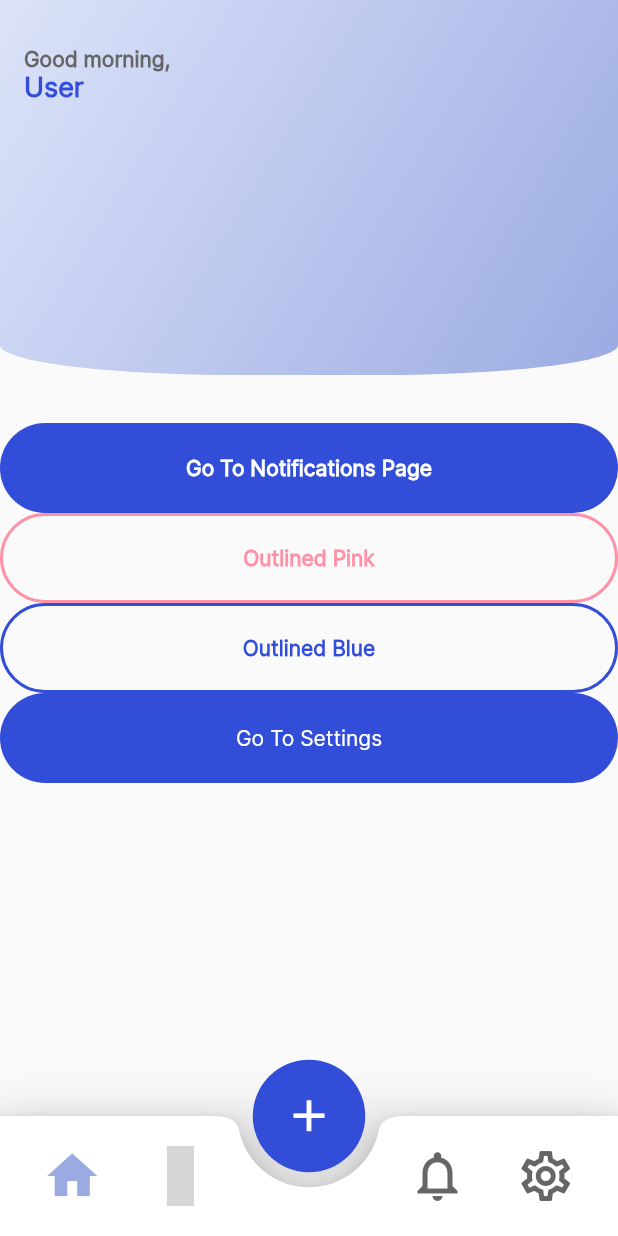
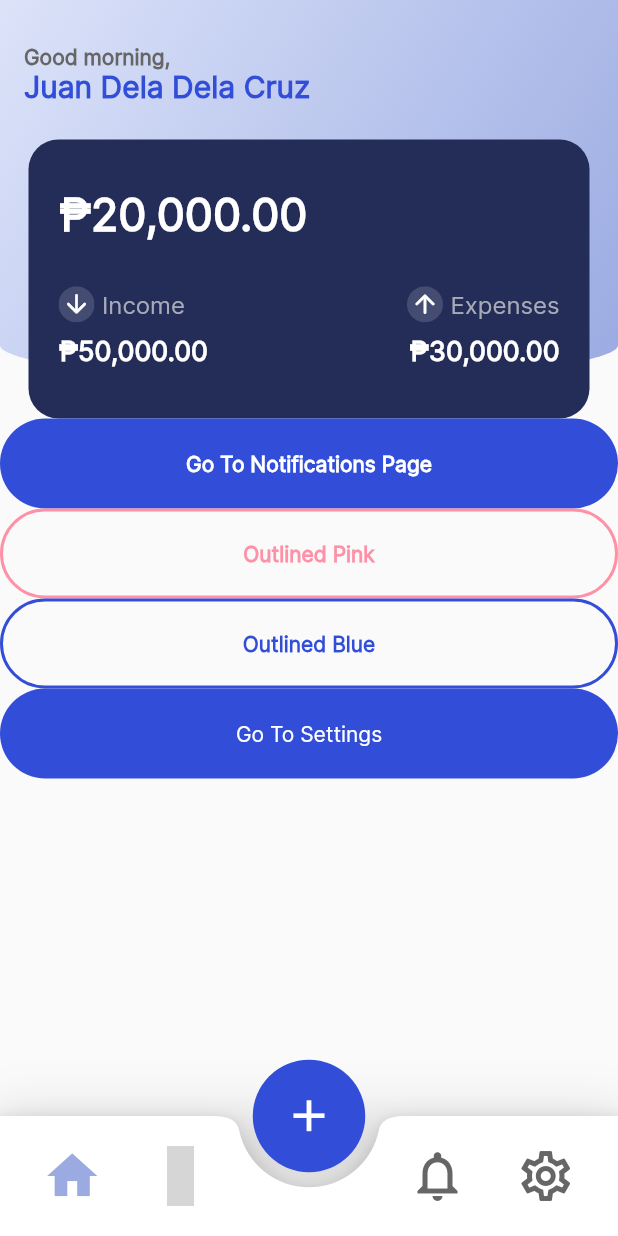
Before and after one commit to framgia/sph_flutter-capstone, a Flutter app: the screen it shows after launch, on a phone screen of 412 x 824 dp. Run offline on Flutter 3.47's test engine with Material 2 defaults, Android fonts, the phone set to English and light mode, and no system bars; our stand-ins replace auto_route, hooks_riverpod, material_design_icons_flutter; missing offline and left inert: sqfentity, sqfentity_gen; accounts and stored records are empty; statements that could not run were skipped; grey boxes are pictures that could not be loaded.

Commit message:
[Dashboard] Implement UI for the Greeting and Transactions Summary (resolved conflicts)

```diff
--- a/lib/consts/global_style.dart
+++ b/lib/consts/global_style.dart
@@ -6,7 +6,7 @@ class AppColor {
   static const Color secondary = Color(0xFF324ED9);
   static const Color lightGray = Color(0xFFA7ABB8);
   static const Color gray = Color(0xFF666666);
-  static const Color darkBlue = Color(0xFF3D3541);
+  static const Color darkBlue = Color(0xFF242D58);
   static const Color onyx = Color(0xFF242D58);
   static const Color red = Color(0xFFD93232);
   static const Color pink = Color(0xFFFE91A7);
@@ -82,5 +82,4 @@ ElevatedButtonThemeData elevatedButtonTheme = ElevatedButtonThemeData(
   shape: RoundedRectangleBorder(
     borderRadius: BorderRadius.circular(50),
   ),
-  )
-);
+));
--- a/lib/views/pages/account_settings.dart
+++ /dev/null
@@ -1,19 +0,0 @@
-import 'package:flutter/material.dart';
-import 'package:hooks_riverpod/hooks_riverpod.dart';
-import 'package:sun_flutter_capstone/state/session_provider.dart';
-import 'package:sun_flutter_capstone/utils/routing.dart';
-import 'package:sun_flutter_capstone/views/widgets/template.dart';
-
-class AccountSettingsPage extends HookConsumerWidget {
-  const AccountSettingsPage({Key? key}) : super(key: key);
-
-  @override
-  Widget build(BuildContext context, WidgetRef ref) {
-    return const Template(
-      appbarTitle: Text('Account Settings Page'),
-      content: Center(
-        child: Text('Sample Content'),
-      ),
-    );
-  }
-}
--- a/lib/views/pages/account_settings/account_settings.dart
+++ b/lib/views/pages/account_settings/account_settings.dart
@@ -16,7 +16,6 @@ class AccountSettings extends HookConsumerWidget {
 
   @override
   Widget build(BuildContext context, WidgetRef ref) {
-
     return Template(
         appbarTitle: Text(
           'Account Settings',
@@ -168,7 +167,6 @@ class AccountSettings extends HookConsumerWidget {
               ],
             ),
           ),
-        )
-    );
+        ));
   }
 }
--- a/lib/views/pages/dashboard.dart
+++ b/lib/views/pages/dashboard.dart
@@ -7,8 +7,28 @@ import 'package:sun_flutter_capstone/utils/routing.dart';
 import 'package:sun_flutter_capstone/views/widgets/buttons/filled_button_text.dart';
 import 'package:sun_flutter_capstone/views/widgets/buttons/outline_button_text.dart';
 import 'package:sun_flutter_capstone/views/widgets/template.dart';
+import 'package:sun_flutter_capstone/views/widgets/cards/transaction_summary.dart';
+
 class Dashboard extends HookConsumerWidget {
   const Dashboard({Key? key}) : super(key: key);
+
+  final String firstName = 'Juan Dela';
+  final String lastName = 'Dela Cruz';
+  final String currency = 'fil';
+  final double totalIncome = 50000;
+  final double totalExpenses = 30000;
+
+  String _greeting() {
+    var hour = DateTime.now().hour;
+    if (hour < 12) {
+      return 'Good morning,';
+    }
+    if (hour < 17) {
+      return 'Good afternoon,';
+    }
+    return 'Good evening,';
+  }
+
   @override
   Widget build(BuildContext context, WidgetRef ref) {
     final user = ref.watch(sessionProvider);
@@ -16,19 +36,27 @@ class Dashboard extends HookConsumerWidget {
       appbarTitle: Column(
         crossAxisAlignment: CrossAxisAlignment.start,
         children: [
-          const Text(
-            'Good morning,',
+          Text(
+            _greeting(),
             style: TextStyle(color: AppColor.gray, fontSize: 14),
           ),
-          Text(user.username),
+          Text(
+            '$firstName $lastName',
+            style: TextStyle(color: AppColor.secondary, fontSize: 20),
+          ),
         ],
       ),
       isTitleCenter: false,
       content: Container(
         alignment: Alignment.center,
         child: Column(
-          mainAxisAlignment: MainAxisAlignment.center,
           children: [
+            TransactionSummary(
+              totalBalance: totalIncome - totalExpenses,
+              totalIncome: totalIncome,
+              totalExpenses: totalExpenses,
+              currency: currency,
+            ),
             FilledButtonText(
               text: 'Go To Notifications Page',
               onPressed: () => {navigateTo(context, Routes.notifications)},
--- /dev/null
+++ b/lib/views/widgets/cards/transaction_summary.dart
@@ -0,0 +1,153 @@
+import 'package:flutter/material.dart';
+import 'package:intl/intl.dart';
+import 'package:sun_flutter_capstone/consts/global_style.dart';
+
+class TransactionSummary extends StatelessWidget {
+  final double totalBalance;
+  final double totalIncome;
+  final double totalExpenses;
+  final String currency;
+
+  const TransactionSummary({
+    Key? key,
+    required this.totalBalance,
+    required this.totalIncome,
+    required this.totalExpenses,
+    required this.currency,
+  }) : super(key: key);
+
+  String _amount(double amount) {
+    var format = NumberFormat.simpleCurrency(locale: currency).format(amount);
+    return format;
+  }
+
+  @override
+  Widget build(BuildContext context) {
+    return Container(
+      margin: const EdgeInsets.only(top: 33.0),
+      decoration: const BoxDecoration(
+        borderRadius: BorderRadius.all(
+            Radius.circular(20.0) //                 <--- border radius here
+            ),
+        color: AppColor.darkBlue,
+      ),
+      height: 186.0,
+      width: 374.0,
+      child: Container(
+        padding: const EdgeInsets.symmetric(
+          vertical: 32.12,
+          horizontal: 20,
+        ),
+        child: Column(
+          crossAxisAlignment: CrossAxisAlignment.start,
+          children: [
+            Text(
+              _amount(totalBalance),
+              style: TextStyle(
+                fontSize: 30,
+                fontWeight: FontWeight.w700,
+                color: Colors.white,
+              ),
+            ),
+            Spacer(),
+            Row(
+              children: [
+                Column(
+                  crossAxisAlignment: CrossAxisAlignment.start,
+                  children: [
+                    Row(
+                      mainAxisAlignment: MainAxisAlignment.center,
+                      children: const [
+                        ClipOval(
+                          child: Material(
+                            color: Color.fromRGBO(
+                                255, 255, 255, 0.15), // Button color
+                            child: InkWell(
+                              // Splash color
+                              child: SizedBox(
+                                  width: 24,
+                                  height: 24,
+                                  child: Icon(
+                                    Icons.arrow_downward_rounded,
+                                    color: Colors.white,
+                                    size: 20,
+                                  )),
+                            ),
+                          ),
+                        ),
+                        SizedBox(width: 5),
+                        Text(
+                          'Income',
+                          style: TextStyle(
+                            fontSize: 16,
+                            fontWeight: FontWeight.w500,
+                            color: AppColor.lightGray,
+                          ),
+                        ),
+                      ],
+                    ),
+                    Text(
+                      _amount(totalIncome),
+                      style: TextStyle(
+                        fontSize: 18,
+                        fontWeight: FontWeight.w600,
+                        height: 1.8,
+                        color: Colors.white,
+                      ),
+                    ),
+                  ],
+                ),
+                Spacer(),
+                Column(
+                  crossAxisAlignment: CrossAxisAlignment.end,
+                  children: [
+                    Row(
+                      mainAxisAlignment: MainAxisAlignment.center,
+                      children: const [
+                        ClipOval(
+                          child: Material(
+                            color: Color.fromRGBO(
+                                255, 255, 255, 0.15), // Button color
+                            child: InkWell(
+                              // Splash color
+                              child: SizedBox(
+                                  width: 24,
+                                  height: 24,
+                                  child: Icon(
+                                    Icons.arrow_upward_rounded,
+                                    color: Colors.white,
+                                    size: 20,
+                                  )),
+                            ),
+                          ),
+                        ),
+                        SizedBox(width: 5),
+                        Text(
+                          'Expenses',
+                          style: TextStyle(
+                            fontSize: 16,
+                            fontWeight: FontWeight.w500,
+                            color: AppColor.lightGray,
+                          ),
+                        ),
+                      ],
+                    ),
+                    Text(
+                      _amount(totalExpenses),
+                      style: TextStyle(
+                        fontSize: 18,
+                        fontWeight: FontWeight.w600,
+                        height: 1.8,
+                        color: Colors.white,
+                      ),
+                    ),
+                  ],
+                ),
+              ],
+            ),
+          ],
+        ),
+      ),
+    );
+  }
+}
--- a/lib/views/widgets/template.dart
+++ b/lib/views/widgets/template.dart
@@ -65,8 +65,8 @@ class Template extends StatelessWidget {
               ),
             ),
           ],
-          ),
         ),
-      );
+      ),
+    );
   }
 }
```
Lines whose indentation alone changed are shown as unchanged.
